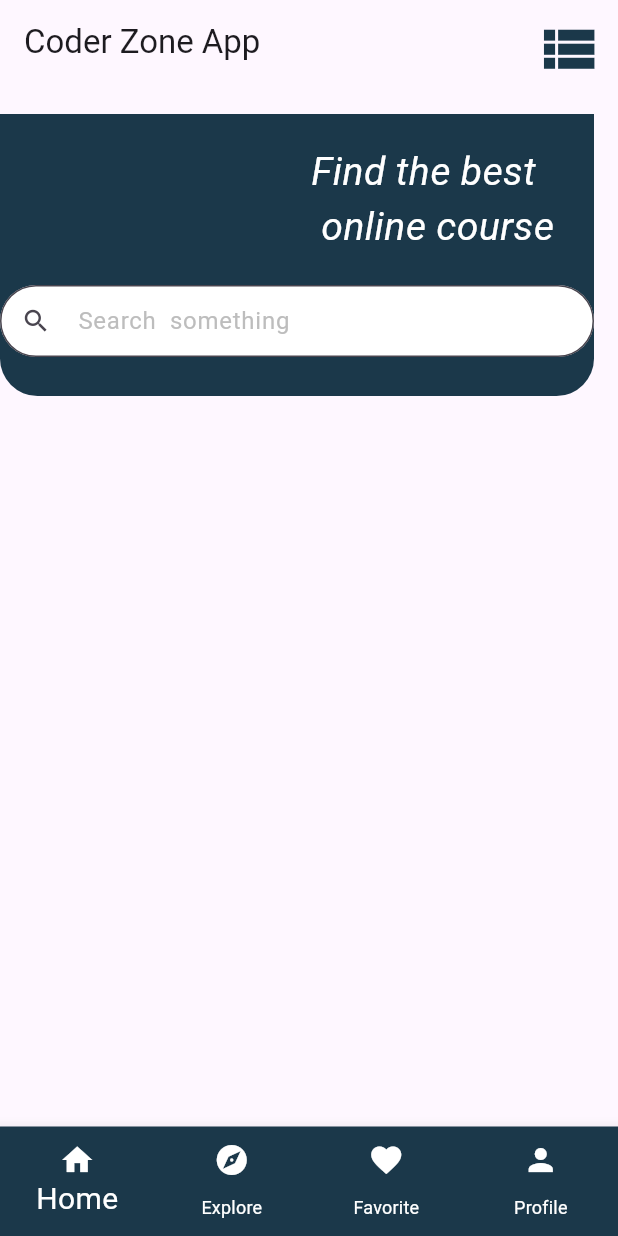
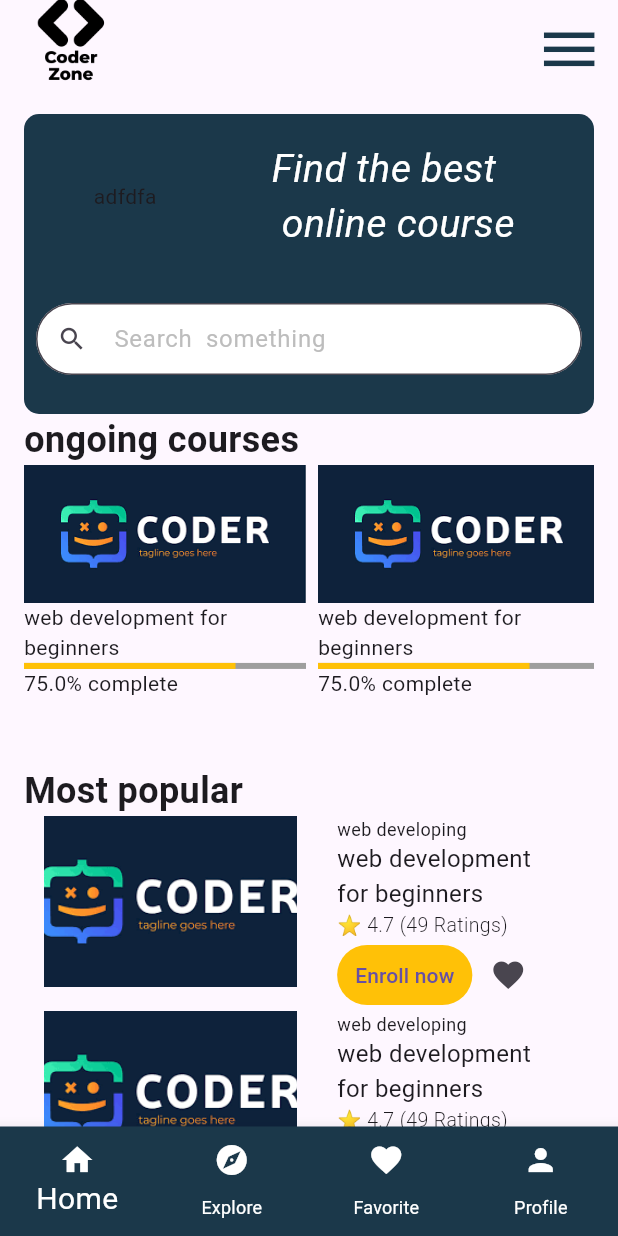
Before and after one commit to HashemMudahig/Coder-Zone-APP, a Flutter app: the screen it shows after launch, on a phone screen of 412 x 824 dp. Run offline on Flutter 3.47's test engine with Material 3 defaults, Android fonts, the phone set to English and light mode, and no system bars.

Commit message:
Home Screen & Course Details Design

```diff
--- a/lib/main.dart
+++ b/lib/main.dart
@@ -1,5 +1,4 @@
-import 'package:coder_zone_app/widgets/course_search.dart';
-import 'package:coder_zone_app/widgets/header.dart';
+import 'package:coder_zone_app/screens/home_screen.dart';
 import 'package:flutter/material.dart';
 
 void main() {
@@ -17,72 +16,3 @@
     );
   }
 }
-
-class HomePage extends StatelessWidget {
-  const HomePage({super.key});
-
-  @override
-  Widget build(BuildContext context) {
-    return Scaffold(
-        bottomNavigationBar: BottomNavigationBar(
-            selectedItemColor: Colors.white,
-            type: BottomNavigationBarType.fixed,
-            // Hide labels
-
-            backgroundColor: Color.fromRGBO(27, 56, 74, 1),
-            unselectedItemColor: Colors.white,
-            selectedFontSize: 20,
-            items: const [
-              BottomNavigationBarItem(
-                  backgroundColor: Colors.white,
-                  icon: Icon(
-                    Icons.home,
-                  ),
-                  label: "Home"),
-              BottomNavigationBarItem(
-                  backgroundColor: Colors.white,
-                  icon: Icon(Icons.explore),
-                  label: "Explore"),
-              BottomNavigationBarItem(
-                  backgroundColor: Colors.white,
-                  icon: Icon(Icons.favorite),
-                  label: "Favorite"),
-              BottomNavigationBarItem(
-                  backgroundColor: Colors.white,
-                  icon: Icon(Icons.person),
-                  label: "Profile")
-            ]),
-        appBar: AppBar(
-          title: const Text("Coder Zone App"),
-          actions: [
-            (IconButton(
-              padding: EdgeInsets.all(10),
-              iconSize: 45,
-              color: Color.fromRGBO(27, 56, 74, 1),
-              onPressed: () {},
-              icon: Icon(Icons.view_list),
-            ))
-          ],
-        ),
-        body: Column(
-          children: [
-            const SizedBox(
-              height: 20,
-            ),
-            Container(
-              width: 396,
-              height: 188,
-              alignment: Alignment.bottomRight,
-              decoration: const BoxDecoration(
-                  color: Color.fromRGBO(27, 56, 74, 1),
-                  borderRadius: BorderRadius.only(
-                      bottomLeft: Radius.circular(25),
-                      bottomRight: Radius.circular(25))),
-              child: const Column(
-                children: [Header(), CourseSerach()],
-              ),
-            )
-          ],
-        ));
-  }
-}
--- /dev/null
+++ b/lib/models/course_model.dart
@@ -0,0 +1,15 @@
+class Course {
+  final int id;
+  final String title;
+  final String imageUrl;
+  final double percentage;
+  final double rating;
+  final int ratings;
+  final String category;
+  final String detail;
+  final int videos;
+  final int enrolled;
+
+  Course(this.id, this.title, this.imageUrl, this.percentage, this.ratings,
+      this.rating, this.category, this.enrolled, this.videos, this.detail);
+}
--- a/lib/screens/course-details_screen.dart
+++ b/lib/screens/course-details_screen.dart
@@ -0,0 +1,97 @@
+import 'package:coder_zone_app/models/course_model.dart';
+import 'package:flutter/material.dart';
+
+class CoursePage extends StatelessWidget {
+  final Course course;
+  const CoursePage({super.key, required this.course});
+  @override
+  Widget build(BuildContext context) {
+    return Scaffold(
+      appBar: AppBar(
+        backgroundColor: Colors.transparent,
+        elevation: 0,
+      ),
+      body: Padding(
+        padding: const EdgeInsets.all(16.0),
+        child: Column(
+          crossAxisAlignment: CrossAxisAlignment.start,
+          children: [
+            Center(
+              child: Text(
+                course.title,
+                style: TextStyle(
+                  fontSize: 24,
+                  fontWeight: FontWeight.bold,
+                ),
+              ),
+            ),
+            SizedBox(height: 16),
+            Center(
+              child: Image.asset(
+                course.imageUrl,
+                height: 120,
+              ),
+            ),
+            SizedBox(height: 16),
+            Text(
+              'About this course',
+              style: TextStyle(
+                fontSize: 18,
+                fontWeight: FontWeight.bold,
+              ),
+            ),
+            SizedBox(height: 8),
+            Text(
+              course.detail,
+              style: TextStyle(fontSize: 16),
+            ),
+            SizedBox(height: 16),
+            Row(
+              mainAxisAlignment: MainAxisAlignment.spaceBetween,
+              children: [
+                InfoCard(
+                    label: '${course.videos} Videos',
+                    icon: Icons.video_library),
+                InfoCard(label: '${course.ratings} Ratings', icon: Icons.star),
+                InfoCard(
+                    label: '${course.enrolled} Enrolled', icon: Icons.people),
+              ],
+            ),
+            Spacer(),
+            Center(
+              child: ElevatedButton(
+                onPressed: () {},
+                style: ElevatedButton.styleFrom(
+                  backgroundColor: Colors.orange,
+                  padding: EdgeInsets.symmetric(horizontal: 110, vertical: 16),
+                ),
+                child: Text(
+                  'Enroll Now',
+                  style: TextStyle(fontSize: 18, color: Colors.white),
+                ),
+              ),
+            ),
+          ],
+        ),
+      ),
+    );
+  }
+}
+
+class InfoCard extends StatelessWidget {
+  final String label;
+  final IconData icon;
+
+  InfoCard({required this.label, required this.icon});
+
+  @override
+  Widget build(BuildContext context) {
+    return Column(
+      children: [
+        Icon(icon, size: 30, color: Colors.blue),
+        SizedBox(height: 8),
+        Text(label, style: TextStyle(fontSize: 16)),
+      ],
+    );
+  }
+}
--- a/lib/screens/home_screen.dart
+++ b/lib/screens/home_screen.dart
@@ -0,0 +1,226 @@
+import 'package:coder_zone_app/models/course_model.dart';
+import 'package:coder_zone_app/widgets/course_search.dart';
+import 'package:coder_zone_app/widgets/header.dart';
+import 'package:coder_zone_app/widgets/most_popular_course_card.dart';
+import 'package:coder_zone_app/widgets/ongoing_course_card.dart';
+import 'package:flutter/material.dart';
+
+class HomePage extends StatelessWidget {
+  const HomePage({super.key});
+
+  @override
+  Widget build(BuildContext context) {
+    final List<Course> ongoingCourses = [
+      Course(
+          1,
+          "web development for beginners",
+          'assets/images/download.png',
+          0.75,
+          49,
+          4.7,
+          "web developing",
+          4900,
+          12,
+          "This course includes an overview of the various tools available for writing and running Python, and gets students coding quickly.Students are Read more"),
+      Course(
+          1,
+          "web development for beginners",
+          'assets/images/download.png',
+          0.75,
+          49,
+          4.7,
+          "web developing",
+          4900,
+          12,
+          "This course includes an overview of the various tools available for writing and running Python, and gets students coding quickly.Students are Read more"),
+      Course(
+          1,
+          "web development for beginners",
+          'assets/images/download.png',
+          0.75,
+          49,
+          4.7,
+          "web developing",
+          4900,
+          12,
+          "This course includes an overview of the various tools available for writing and running Python, and gets students coding quickly.Students are Read more"),
+      Course(
+          1,
+          "web development for beginners",
+          'assets/images/download.png',
+          0.75,
+          49,
+          4.7,
+          "web developing",
+          4900,
+          12,
+          "This course includes an overview of the various tools available for writing and running Python, and gets students coding quickly.Students are Read more"),
+    ];
+    final List<Course> mostPopularCourses = [
+      Course(
+          1,
+          "web development for beginners",
+          'assets/images/download.png',
+          0.75,
+          49,
+          4.7,
+          "web developing",
+          4900,
+          12,
+          "This course includes an overview of the various tools available for writing and running Python, and gets students coding quickly.Students are Read more"),
+      Course(
+          1,
+          "web development for beginners",
+          'assets/images/download.png',
+          0.75,
+          49,
+          4.7,
+          "web developing",
+          4900,
+          12,
+          "This course includes an overview of the various tools available for writing and running Python, and gets students coding quickly.Students are Read more"),
+      Course(
+          1,
+          "web development for beginners",
+          'assets/images/download.png',
+          0.75,
+          49,
+          4.7,
+          "web developing",
+          4900,
+          12,
+          "This course includes an overview of the various tools available for writing and running Python, and gets students coding quickly.Students are Read more"),
+    ];
+    return Scaffold(
+        // drawer: Drawer(
+        //   child: ListView(
+        //     children: [
+        //       ListTile(
+        //         title: Text('Setting'),
+        //         trailing: Icon(Icons.settings),
+        //       )
+        //     ],
+        //   ),
+        // ),
+        bottomNavigationBar: BottomNavigationBar(
+            selectedItemColor: Colors.white,
+            type: BottomNavigationBarType.fixed,
+            // Hide labels
+
+            backgroundColor: Color.fromRGBO(27, 56, 74, 1),
+            unselectedItemColor: Colors.white,
+            selectedFontSize: 20,
+            items: const [
+              BottomNavigationBarItem(
+                  backgroundColor: Colors.white,
+                  icon: Icon(
+                    Icons.home,
+                  ),
+                  label: "Home"),
+              BottomNavigationBarItem(
+                  backgroundColor: Colors.white,
+                  icon: Icon(Icons.explore),
+                  label: "Explore"),
+              BottomNavigationBarItem(
+                  backgroundColor: Colors.white,
+                  icon: Icon(Icons.favorite),
+                  label: "Favorite"),
+              BottomNavigationBarItem(
+                  backgroundColor: Colors.white,
+                  icon: Icon(Icons.person),
+                  label: "Profile")
+            ]),
+        appBar: AppBar(
+          title: Image.asset(
+            "assets/images/coderlogo.png",
+            width: 60,
+            height: 60,
+            fit: BoxFit.fill,
+            color: Colors.black,
+          ),
+          actions: [
+            (IconButton(
+              padding: EdgeInsets.all(10),
+              iconSize: 45,
+              color: Color.fromRGBO(27, 56, 74, 1),
+              onPressed: () {},
+              icon: Icon(Icons.menu),
+            ))
+          ],
+        ),
+        body: Padding(
+          padding: const EdgeInsets.symmetric(horizontal: 16),
+          child: SingleChildScrollView(
+            child: Column(
+              crossAxisAlignment: CrossAxisAlignment.start,
+              children: [
+                const SizedBox(
+                  height: 20,
+                ),
+                Stack(
+                  children: [
+                    Container(
+                      width: 396,
+                      height: 200,
+                      alignment: Alignment.bottomRight,
+                      decoration: const BoxDecoration(
+                          color: Color.fromRGBO(27, 56, 74, 1),
+                          borderRadius: BorderRadius.all(Radius.circular(10))),
+                    ),
+                    const Column(
+                      //mainAxisAlignment: MainAxisAlignment.spaceBetween,
+                      children: [
+                        Header(),
+                        SizedBox(
+                          height: 8,
+                        ),
+                        CourseSerach()
+                      ],
+                    ),
+                  ],
+                ),
+                TitleWidget(
+                  title: "ongoing courses",
+                ),
+                SizedBox(
+                  height: 200,
+                  child: ListView.builder(
+                      scrollDirection: Axis.horizontal,
+                      itemCount: ongoingCourses.length,
+                      itemBuilder: (context, index) {
+                        return OnGoingCourseCard(course: ongoingCourses[index]);
+                      }),
+                ),
+                TitleWidget(title: "Most popular"),
+                SizedBox(
+                  height: 500,
+                  child: ListView.builder(
+                      scrollDirection: Axis.vertical,
+                      itemCount: mostPopularCourses.length,
+                      itemBuilder: (context, index) {
+                        return MostPopularCourseCard(
+                            course: mostPopularCourses[index]);
+                      }),
+                ),
+              ],
+            ),
+          ),
+        ));
+  }
+}
+
+class TitleWidget extends StatelessWidget {
+  final String title;
+  const TitleWidget({
+    super.key,
+    required this.title,
+  });
+
+  @override
+  Widget build(BuildContext context) {
+    return Text(
+      title,
+      style: const TextStyle(fontSize: 24, fontWeight: FontWeight.bold),
+    );
+  }
+}
--- a/lib/screens/login_screen.dart
+++ b/lib/screens/login_screen.dart
@@ -0,0 +1,17 @@
+import 'package:coder_zone_app/screens/home_screen.dart';
+import 'package:flutter/material.dart';
+
+class LoginScreen extends StatelessWidget {
+  const LoginScreen({super.key});
+
+  @override
+  Widget build(BuildContext context) {
+    return ElevatedButton(
+      onPressed: () {
+        Navigator.push(
+            context, MaterialPageRoute(builder: (context) => HomePage()));
+      },
+      child: Text(''),
+    );
+  }
+}
--- a/lib/widgets/course_search.dart
+++ b/lib/widgets/course_search.dart
@@ -5,7 +5,9 @@ class CourseSerach extends StatelessWidget {
 
   @override
   Widget build(BuildContext context) {
-    return TextField(
+    return Padding(
+      padding: const EdgeInsets.all(8.0),
+      child: TextField(
           decoration: InputDecoration(
         contentPadding: const EdgeInsets.all(10),
         hintText: "Search  something",
@@ -29,6 +31,7 @@ class CourseSerach extends StatelessWidget {
           // prefixIcon: Icon(Icons.search),
           // filled: true,
           // fillColor: Colors.white),
+          ),
     );
   }
 }
--- a/lib/widgets/header.dart
+++ b/lib/widgets/header.dart
@@ -5,14 +5,14 @@ class Header extends StatelessWidget {
 
   @override
   Widget build(BuildContext context) {
-    return const Row(
-      mainAxisAlignment: MainAxisAlignment.end,
+    return Container(
+      padding: const EdgeInsets.symmetric(horizontal: 8),
+      height: 110,
+      child: const Row(
+        mainAxisAlignment: MainAxisAlignment.spaceAround,
         children: [
-        Column(
-          children: [
-            Padding(
-              padding: EdgeInsets.all(20),
-              child: Align(
+          Text('adfdfa'),
+          Align(
             alignment: Alignment.center,
             child: Text(
               "Find the best \n online course ",
@@ -21,11 +21,9 @@ class Header extends StatelessWidget {
                   fontStyle: FontStyle.italic,
                   color: Colors.white),
             ),
-              ),
           )
         ],
-        )
-      ],
+      ),
     );
   }
 }
--- /dev/null
+++ b/lib/widgets/most_popular_course_card.dart
@@ -0,0 +1,68 @@
+import 'package:flutter/material.dart';
+
+import '../models/course_model.dart';
+import '../screens/course-details_screen.dart';
+
+class MostPopularCourseCard extends StatelessWidget {
+  final Course course;
+  const MostPopularCourseCard({super.key, required this.course});
+
+  @override
+  Widget build(BuildContext context) {
+    return InkWell(
+      onTap: () {},
+      child: Container(
+        margin: const EdgeInsets.only(right: 8),
+        child: Row(
+          mainAxisAlignment: MainAxisAlignment.spaceAround,
+          crossAxisAlignment: CrossAxisAlignment.start,
+          children: [
+            SizedBox(
+              height: 114,
+              width: 169,
+              child: Image.asset(
+                course.imageUrl,
+                fit: BoxFit.cover,
+              ),
+            ),
+            SizedBox(
+              width: 150,
+              child: Column(
+                crossAxisAlignment: CrossAxisAlignment.start,
+                children: [
+                  Text(course.category,
+                      style:
+                          TextStyle(fontWeight: FontWeight.w400, fontSize: 12)),
+                  Text(
+                    course.title,
+                    style: TextStyle(fontWeight: FontWeight.w400, fontSize: 16),
+                  ),
+                  Text("⭐ ${course.rating} (${course.ratings} Ratings)",
+                      style:
+                          TextStyle(fontWeight: FontWeight.w300, fontSize: 13)),
+                  Row(
+                    children: [
+                      TextButton(
+                          onPressed: () {
+                            Navigator.push(context,
+                                MaterialPageRoute(builder: (context) {
+                              return CoursePage(course: course);
+                            }));
+                          },
+                          child: Text("Enroll now"),
+                          style: ButtonStyle(
+                            backgroundColor: MaterialStateColor.resolveWith(
+                                (states) => Colors.amber),
+                          )),
+                      IconButton(onPressed: () {}, icon: Icon(Icons.favorite))
+                    ],
+                  )
+                ],
+              ),
+            )
+          ],
+        ),
+      ),
+    );
+  }
+}
--- /dev/null
+++ b/lib/widgets/ongoing_course_card.dart
@@ -0,0 +1,34 @@
+import 'package:coder_zone_app/models/course_model.dart';
+import 'package:flutter/material.dart';
+
+class OnGoingCourseCard extends StatelessWidget {
+  final Course course;
+  const OnGoingCourseCard({super.key, required this.course});
+
+  @override
+  Widget build(BuildContext context) {
+    return InkWell(
+      onTap: () {},
+      child: Container(
+        margin: const EdgeInsets.only(right: 8),
+        height: 95,
+        width: 188,
+        child: Column(
+          crossAxisAlignment: CrossAxisAlignment.start,
+          children: [
+            SizedBox(
+              child: Image.asset(course.imageUrl),
+            ),
+            Text(course.title),
+            LinearProgressIndicator(
+              backgroundColor: Colors.grey,
+              color: Colors.amber,
+              value: course.percentage,
+            ),
+            Text("${course.percentage * 100}% complete")
+          ],
+        ),
+      ),
+    );
+  }
+}
--- a/pubspec.yaml
+++ b/pubspec.yaml
@@ -59,8 +59,8 @@ flutter:
   uses-material-design: true
 
   # To add assets to your application, add an assets section, like this:
-  # assets:
-  #   - images/a_dot_burr.jpeg
+  assets:
+    - assets/images/
   #   - images/a_dot_ham.jpeg
 
   # An image asset can refer to one or more resolution-specific "variants", see
```
Also changed, not shown: assets/images/Q4BBxOJMV3.png (added), assets/images/coderlogo.png (added), assets/images/coderzone.png (added), assets/images/download.png (added), assets/images/offer1.png (added), assets/images/offer2.jpg (added), assets/images/offer3.jpg (added), assets/images/offer4.jpg (added). Lines whose indentation alone changed are shown as unchanged.
